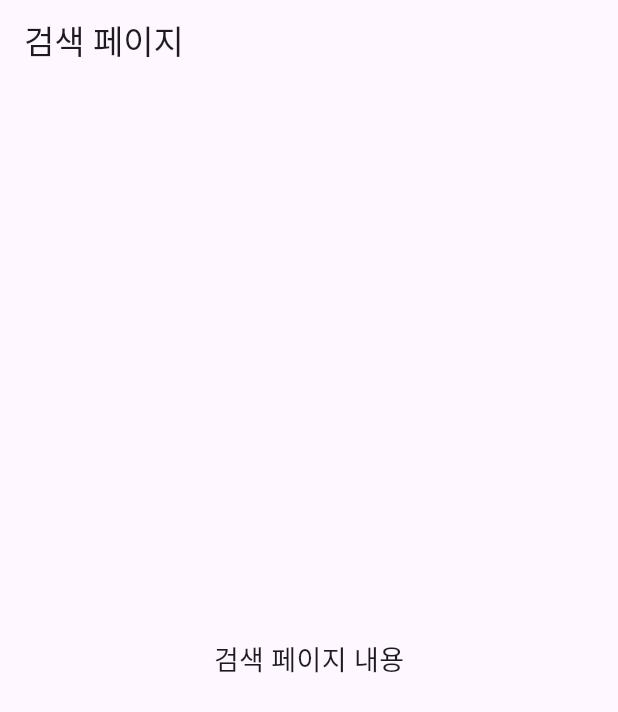
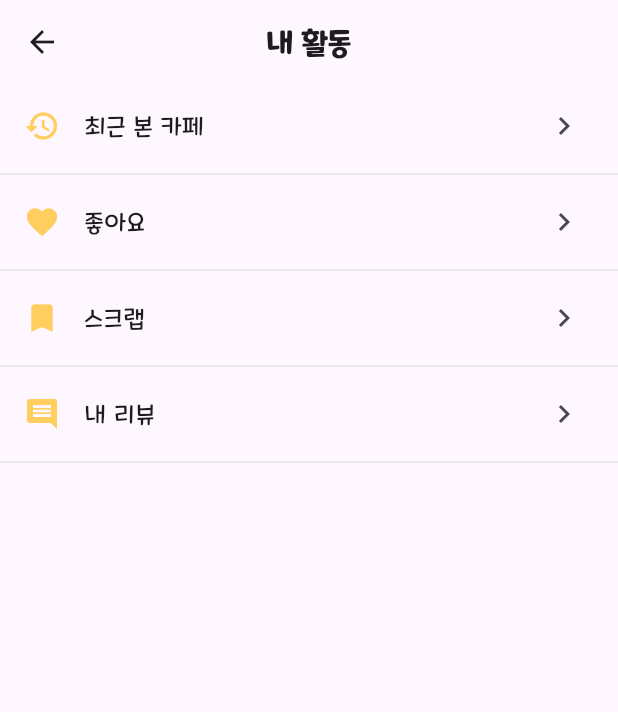
Before and after one commit to chugue/moca-app-front, a Flutter app: the screen it shows after launch, on a phone screen of 412 x 824 dp. Shown: the top 712 px of the screen. Run offline on Flutter 3.47's test engine with Material 3 defaults, Android fonts, the phone set to English and light mode, and no system bars; our stand-ins replace flutter_riverpod, go_router, hooks_riverpod; missing offline and left inert: dart:ffi; project files that could hold a hidden picture were left out.

Commit message:
[PAGE] activity screen

```diff
--- a/lib/config/router/router.dart
+++ b/lib/config/router/router.dart
@@ -1,8 +1,17 @@
+import 'package:flutter_riverpod/flutter_riverpod.dart';
 import 'package:go_router/go_router.dart';
+import 'package:moca/ui/activities/activities_screen.dart';
 import 'package:moca/ui/search/search_screen.dart';
 
-final routerProvider = GoRouter(
+final _router = GoRouter(
+  initialLocation: '/activities',
   routes: [
     GoRoute(path: '/', builder: (context, state) => const SearchScreen()),
+    GoRoute(
+      path: '/activities',
+      builder: (context, state) => const ActivitiesScreen(),
+    ),
   ],
 );
+
+final routerProvider = Provider<GoRouter>((ref) => _router);
--- a/lib/main.dart
+++ b/lib/main.dart
@@ -1,16 +1,17 @@
 import 'package:flutter/material.dart';
+import 'package:flutter_riverpod/flutter_riverpod.dart';
 import 'package:moca/config/router/router.dart';
 
 void main() {
-  runApp(const MyApp());
+  runApp(const ProviderScope(child: MyApp()));
 }
 
-class MyApp extends StatelessWidget {
+class MyApp extends ConsumerWidget {
   const MyApp({super.key});
 
   @override
-  Widget build(BuildContext context) {
-    final router = routerProvider;
+  Widget build(BuildContext context, WidgetRef ref) {
+    final router = ref.watch(routerProvider);
 
     return MaterialApp.router(
       routerConfig: router,
--- a/lib/ui/activities/activities_screen.dart
+++ b/lib/ui/activities/activities_screen.dart
@@ -0,0 +1,60 @@
+import 'dart:ffi';
+
+import 'package:flutter/material.dart';
+import 'package:hooks_riverpod/hooks_riverpod.dart';
+import 'package:moca/ui/activities/widgets/activities_screen/activity_item.dart';
+import 'package:moca/ui/core/constants/color.dart';
+import 'package:moca/ui/core/constants/line.dart';
+import 'package:moca/ui/core/constants/style.dart';
+
+class ActivitiesScreen extends HookConsumerWidget {
+  const ActivitiesScreen({super.key});
+
+  @override
+  Widget build(BuildContext context, WidgetRef ref) {
+    return Scaffold(
+      appBar: AppBar(
+        title: const Text('내 활동', style: AppTextStyle.sectionHeadline),
+        centerTitle: true,
+        leading: IconButton(
+          onPressed: () {
+            Navigator.pop(context);
+          },
+          icon: const Icon(Icons.arrow_back),
+        ),
+      ),
+      body: ListView(
+        children: [
+          Column(
+            children: [
+              ActivityItem(
+                title: '최근 본 카페',
+                icon: const Icon(Icons.history, color: AppColor.pointYellow),
+                onTap: () {},
+              ),
+              AppLines.thinDivider,
+              ActivityItem(
+                title: '좋아요',
+                icon: const Icon(Icons.favorite, color: AppColor.pointYellow),
+                onTap: () {},
+              ),
+              AppLines.thinDivider,
+              ActivityItem(
+                title: '스크랩',
+                icon: const Icon(Icons.bookmark, color: AppColor.pointYellow),
+                onTap: () {},
+              ),
+              AppLines.thinDivider,
+              ActivityItem(
+                title: '내 리뷰',
+                icon: const Icon(Icons.comment, color: AppColor.pointYellow),
+                onTap: () {},
+              ),
+              AppLines.thinDivider,
+            ],
+          ),
+        ],
+      ),
+    );
+  }
+}
--- /dev/null
+++ b/lib/ui/activities/widgets/activities_screen/activity_item.dart
@@ -0,0 +1,25 @@
+import 'package:flutter/material.dart';
+import 'package:moca/ui/core/constants/style.dart';
+
+class ActivityItem extends StatelessWidget {
+  final String title;
+  final Widget icon;
+  final VoidCallback onTap;
+
+  const ActivityItem({
+    super.key,
+    required this.title,
+    required this.icon,
+    required this.onTap,
+  });
+
+  @override
+  Widget build(BuildContext context) {
+    return ListTile(
+      leading: icon,
+      title: Text(title, style: AppTextStyle.pageHeadline),
+      trailing: const Icon(Icons.chevron_right),
+      onTap: onTap,
+    );
+  }
+}
--- a/pubspec.yaml
+++ b/pubspec.yaml
@@ -35,6 +35,9 @@ dependencies:
   # Use with the CupertinoIcons class for iOS style icons.
   cupertino_icons: ^1.0.8
   go_router: ^14.8.1
+  flutter_riverpod: ^2.6.1
+  hooks_riverpod: ^2.6.1
+  flutter_hooks: ^0.21.2
 
 dev_dependencies:
   flutter_test:
```
Also changed, not shown: flutter_01.png (added), pubspec.lock, 1 other file.
